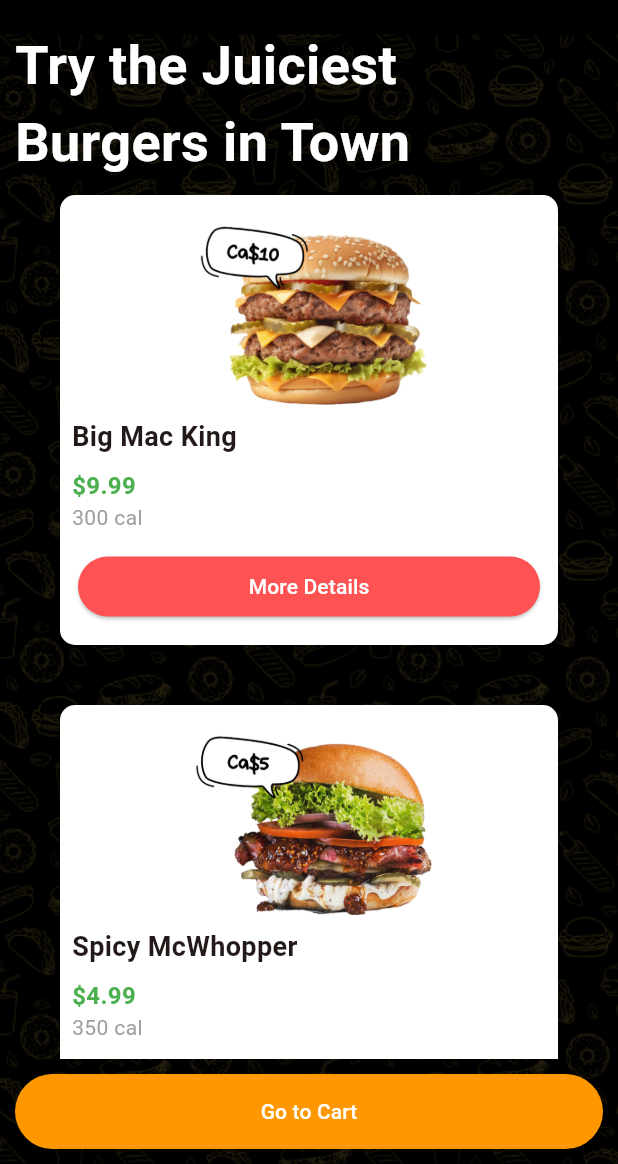
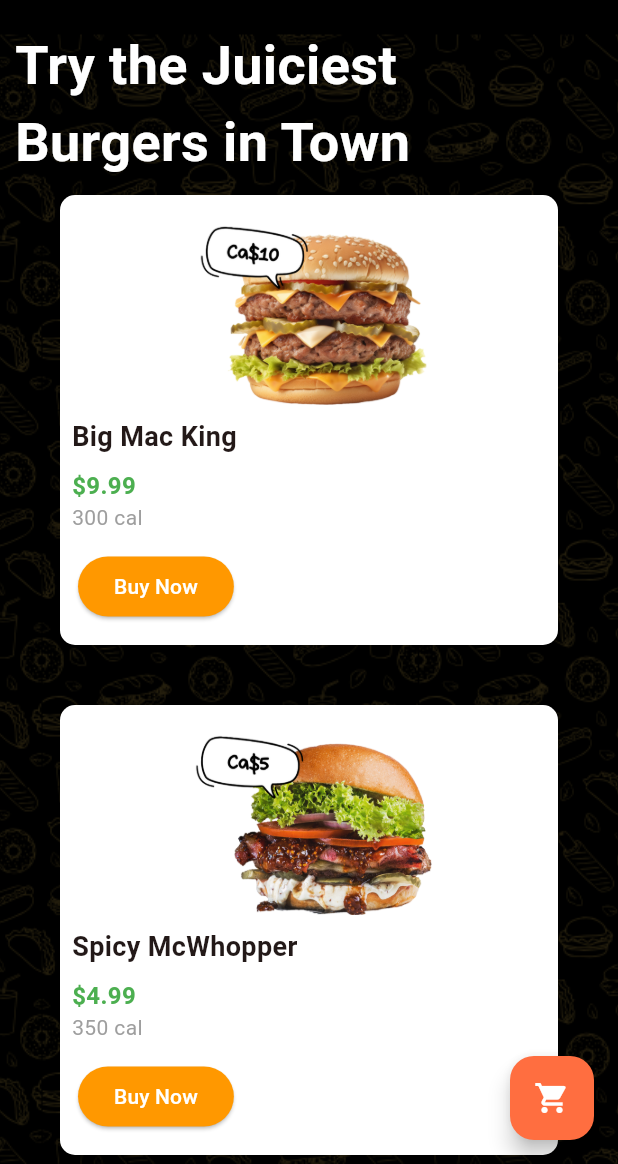
Before and after one commit to jamil-rahman/deadrobotsrestaurant_flutter, a Flutter app: the screen it shows after launch, after a tap on "Explore Our Burgers", on a phone screen of 412 x 824 dp, the part 72-1236 px from its top. Run offline on Flutter 3.47's test engine with Material 3 defaults, Android fonts, the phone set to English and light mode, and no system bars.

Commit message:
product_screen update with cart icon, increased list to 10 items

```diff
--- a/lib/ThanYouPage.dart
+++ b/lib/ThanYouPage.dart
@@ -62,7 +62,7 @@
                 ),
               ),
               const SizedBox(height: 20),
-              Text(
+              const Text(
                 'Your order is on the way',
                 style: TextStyle(
                   color: Colors.white,
@@ -85,7 +85,7 @@
                   minimumSize: const Size(200, 50),
                 ),
                 child: const Text(
-                  'Go to Products',
+                  'Order Again!',
                   style: TextStyle(color: Colors.white),
                 ),
               ),
--- a/lib/home_screen.dart
+++ b/lib/home_screen.dart
@@ -17,8 +17,7 @@
         centerTitle: true,
         backgroundColor: Colors.black,
       ),
-      body:
-      Container(
+      body: Container(
         decoration: const BoxDecoration(
           image: DecorationImage(
             image: AssetImage('images/background.png'),
@@ -29,7 +28,11 @@
           mainAxisAlignment: MainAxisAlignment.center,
           crossAxisAlignment: CrossAxisAlignment.center,
           children: [
-            Image.asset('images/logo.png', height: 150),
+            // Hero widget for my logo_source
+            Hero(
+              tag: 'logoHero',
+              child: Image.asset('images/logo.png', height: 150),
+            ),
             const SizedBox(height: 50),
             Text(
               _textState,
@@ -46,7 +49,8 @@
                 Navigator.pushNamed(context, '/product');
               },
               style: ElevatedButton.styleFrom(
-                padding: const EdgeInsets.symmetric(horizontal: 30, vertical: 15),
+                padding:
+                const EdgeInsets.symmetric(horizontal: 30, vertical: 15),
                 textStyle: const TextStyle(fontSize: 18),
                 backgroundColor: Colors.deepOrangeAccent,
               ),
--- a/lib/main.dart
+++ b/lib/main.dart
@@ -36,8 +36,8 @@
       ),
       initialRoute: '/',
       routes: {
-        '/': (context) => HomeScreen(),
-         '/product': (context) => ProductScreen(),
+        '/': (context) => const HomeScreen(),
+        '/product': (context) => ProductScreen(),
       },
     );
   }
--- a/lib/products_screen.dart
+++ b/lib/products_screen.dart
@@ -20,11 +20,11 @@
 
   void _addToCart(Product product, int quantity) {
     setState(() {
-      final existingIndex = _cartItems.indexWhere((item) => item.product == product);
-      if (existingIndex >= 0) {
-        _cartItems[existingIndex] = CartItem(
+      final index = _cartItems.indexWhere((item) => item.product == product);
+      if (index >= 0) {
+        _cartItems[index] = CartItem(
           product: product,
-          quantity: _cartItems[existingIndex].quantity + quantity,
+          quantity: _cartItems[index].quantity + quantity,
         );
       } else {
         _cartItems.add(CartItem(product: product, quantity: quantity));
@@ -39,44 +39,83 @@
       image: 'images/burger1.png',
       price: 9.99,
       calories: 300,
-      description: 'A delicious burger with two patties, special sauce, and lettuce.',
+      description:
+      'A delicious burger with two patties, special sauce, and lettuce.',
     ),
     Product(
       title: 'Spicy McWhopper',
       image: 'images/burger2.png',
       price: 4.99,
       calories: 350,
-      description: 'A spicy twist on the classic whopper, topped with jalapeños and spicy sauce.',
+      description:
+      'A spicy twist on the classic whopper, topped with jalapeños and spicy sauce.',
     ),
     Product(
       title: 'Chicken Bacon Deluxe',
       image: 'images/burger3.png',
       price: 14.99,
       calories: 400,
-      description: 'Grilled chicken, crispy bacon, and creamy ranch sauce on a fresh bun.',
+      description:
+      'Grilled chicken, crispy bacon, and creamy ranch sauce on a fresh bun.',
     ),
     Product(
       title: 'Veggie Supreme',
       image: 'images/burger4.png',
       price: 14.99,
       calories: 250,
-      description: 'A tasty veggie burger with all the fresh toppings and sauces.',
+      description:
+      'A tasty veggie burger with all the fresh toppings and sauces.',
     ),
     Product(
       title: 'Triple Stack BBQ',
       image: 'images/burger5.png',
       price: 19.99,
       calories: 320,
-      description: 'Three juicy beef patties topped with BBQ sauce and onion rings.',
+      description:
+      'Three juicy beef patties topped with BBQ sauce and onion rings.',
     ),
     Product(
       title: 'Blue Cheese Bliss',
       image: 'images/burger6.png',
       price: 19.99,
       calories: 370,
-      description: 'A rich blue cheese sauce paired with grilled onions and a perfectly cooked beef patty.',
+      description:
+      'A rich blue cheese sauce paired with grilled onions and a perfectly cooked beef patty.',
+    ),
+    Product(
+      title: 'Classic Cheeseburger',
+      image: 'images/burger1.png',
+      price: 9.99,
+      calories: 280,
+      description:
+      'A classic cheeseburger with a beef patty, melted cheese, and a soft bun.',
+    ),
+    Product(
+      title: 'Mushroom Swiss Melt',
+      image: 'images/burger3.png',
+      price: 14.99,
+      calories: 330,
+      description:
+      'Sautéed mushrooms and melted Swiss cheese over a juicy beef patty.',
+    ),
+    Product(
+      title: 'Avocado Bacon Burger',
+      image: 'images/burger5.png',
+      price: 19.99,
+      calories: 350,
+      description:
+      'Fresh avocado slices and crispy bacon atop a beef patty with melted cheese.',
+    ),
+    Product(
+      title: 'The Inferno',
+      image: 'images/burger2.png',
+      price: 4.99,
+      calories: 360,
+      description:
+      'A fiery burger with pepper jack cheese, jalapeños, and a spicy sriracha mayo.',
     ),
   ];
+
 
   @override
   Widget build(BuildContext context) {
@@ -84,7 +123,11 @@
       appBar: AppBar(
         title: Row(
           children: [
-            Image.asset('images/logo.png', height: 40),
+            // Hero widget for my logo_destination
+            Hero(
+              tag: 'logoHero',
+              child: Image.asset('images/logo.png', height: 40),
+            ),
             const SizedBox(width: 10),
             Text(
               title,
@@ -175,7 +218,8 @@
                                   ),
                                 ),
                                 Padding(
-                                  padding: const EdgeInsets.symmetric(horizontal: 8.0),
+                                  padding:
+                                  const EdgeInsets.symmetric(horizontal: 8.0),
                                   child: Text(
                                     '\$${product.price.toStringAsFixed(2)}',
                                     style: const TextStyle(
@@ -186,7 +230,8 @@
                                   ),
                                 ),
                                 Padding(
-                                  padding: const EdgeInsets.symmetric(horizontal: 8.0),
+                                  padding:
+                                  const EdgeInsets.symmetric(horizontal: 8.0),
                                   child: Text(
                                     '${product.calories} cal',
                                     style: const TextStyle(
@@ -206,16 +251,24 @@
                                             child: Padding(
                                               padding: const EdgeInsets.all(16.0),
                                               child: Column(
-                                                crossAxisAlignment: CrossAxisAlignment.start,
+                                                crossAxisAlignment:
+                                                CrossAxisAlignment.start,
                                                 children: [
                                                   Padding(
-                                                    padding: const EdgeInsets.only(top: 20.0),
-                                                    child: Image.asset(product.image, height: 120),
+                                                    padding:
+                                                    const EdgeInsets.only(top: 20.0),
+                                                    child: Image.asset(
+                                                      product.image,
+                                                      height: 120,
+                                                    ),
                                                   ),
                                                   const SizedBox(height: 10),
                                                   Text(
                                                     product.title,
-                                                    style: const TextStyle(fontSize: 24, fontWeight: FontWeight.bold),
+                                                    style: const TextStyle(
+                                                      fontSize: 24,
+                                                      fontWeight: FontWeight.bold,
+                                                    ),
                                                   ),
                                                   const SizedBox(height: 10),
                                                   Text(
@@ -225,54 +278,45 @@
                                                   const SizedBox(height: 10),
                                                   Text(
                                                     '\$${product.price.toStringAsFixed(2)}',
-                                                    style: const TextStyle(fontSize: 20, color: Colors.green),
+                                                    style: const TextStyle(
+                                                      fontSize: 20,
+                                                      color: Colors.green,
+                                                    ),
                                                   ),
                                                   const SizedBox(height: 5),
                                                   Text(
                                                     '${product.calories} cal',
-                                                    style: const TextStyle(fontSize: 16, color: Colors.blueGrey),
+                                                    style: const TextStyle(
+                                                      fontSize: 16,
+                                                      color: Colors.blueGrey,
+                                                    ),
                                                   ),
                                                   const SizedBox(height: 20),
-                                                  Row(
-                                                    children: [
-                                                      Expanded(
-                                                        child: TextField(
+                                                  TextField(
+                                                    keyboardType:
+                                                    TextInputType.number,
                                                     controller: _myController,
-                                                          keyboardType: TextInputType.number,
                                                     decoration: const InputDecoration(
                                                       labelText: 'Quantity',
+                                                      labelStyle:
+                                                      TextStyle(color: Colors.black),
                                                       border: OutlineInputBorder(),
                                                     ),
                                                   ),
-                                                      ),
-                                                      const SizedBox(width: 10),
+                                                  const SizedBox(height: 20),
                                                   ElevatedButton(
+                                                    style: ElevatedButton.styleFrom(
+                                                        backgroundColor: Colors.blue),
                                                     onPressed: () {
-                                                          final quantity = int.tryParse(_myController.text) ?? 1;
-                                                          _addToCart(product, quantity);
+                                                      _addToCart(
+                                                        product,
+                                                        int.parse(
+                                                            _myController.text),
+                                                      );
                                                       Navigator.pop(context);
                                                     },
-                                                        style: ElevatedButton.styleFrom(
-                                                          backgroundColor: Colors.blueAccent,
-                                                        ),
                                                     child: const Text('Add to Cart',
                                                       style: TextStyle(color: Colors.white),),
-                                                      ),
-                                                    ],
-                                                  ),
-                                                  const SizedBox(height: 20),
-                                                  Align(
-                                                    alignment: Alignment.centerRight,
-                                                    child: ElevatedButton(
-                                                      onPressed: () {
-                                                        Navigator.pop(context);
-                                                      },
-                                                      style: ElevatedButton.styleFrom(
-                                                        backgroundColor: Colors.red,
-                                                      ),
-                                                      child: const Text('Back',
-                                                        style: TextStyle(color: Colors.white),),
-                                                    ),
                                                   ),
                                                 ],
                                               ),
@@ -282,13 +326,9 @@
                                       );
                                     },
                                     style: ElevatedButton.styleFrom(
-                                      backgroundColor: Colors.redAccent,
-                                      minimumSize: const Size(double.infinity, 40),
-                                    ),
-                                    child: const Text(
-                                      'More Details',
-                                      style: TextStyle(color: Colors.white),
-                                    ),
+                                        backgroundColor: Colors.orange),
+                                    child: const Text('Buy Now',
+                                      style: TextStyle(color: Colors.white),),
                                   ),
                                 ),
                               ],
@@ -301,9 +341,10 @@
                 ),
               ),
             ),
-            Padding(
-              padding: const EdgeInsets.all(10.0),
-              child: ElevatedButton(
+          ],
+        ),
+      ),
+      floatingActionButton: FloatingActionButton(
         onPressed: () {
           Navigator.push(
             context,
@@ -312,16 +353,8 @@
             ),
           );
         },
-                style: ElevatedButton.styleFrom(
-                  backgroundColor: Colors.orange,
-                  minimumSize: const Size(double.infinity, 50),
-                ),
-                child: const Text('Go to Cart',
-                  style: TextStyle(color: Colors.white),),
-              ),
-            ),
-          ],
-        ),
+        backgroundColor: Colors.deepOrangeAccent,
+        child: const Icon(Icons.shopping_cart, color: Colors.white),
       ),
     );
   }
```
Lines whose indentation alone changed are shown as unchanged.
